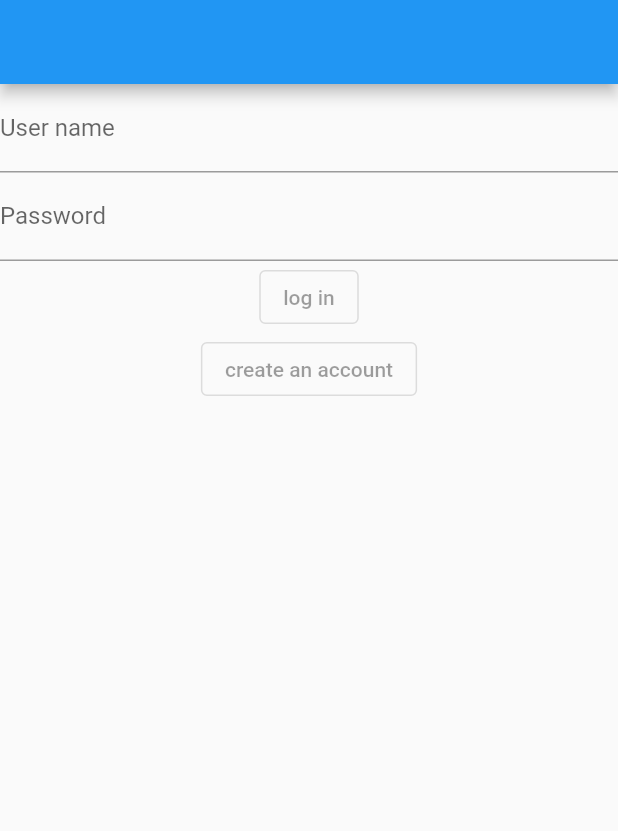
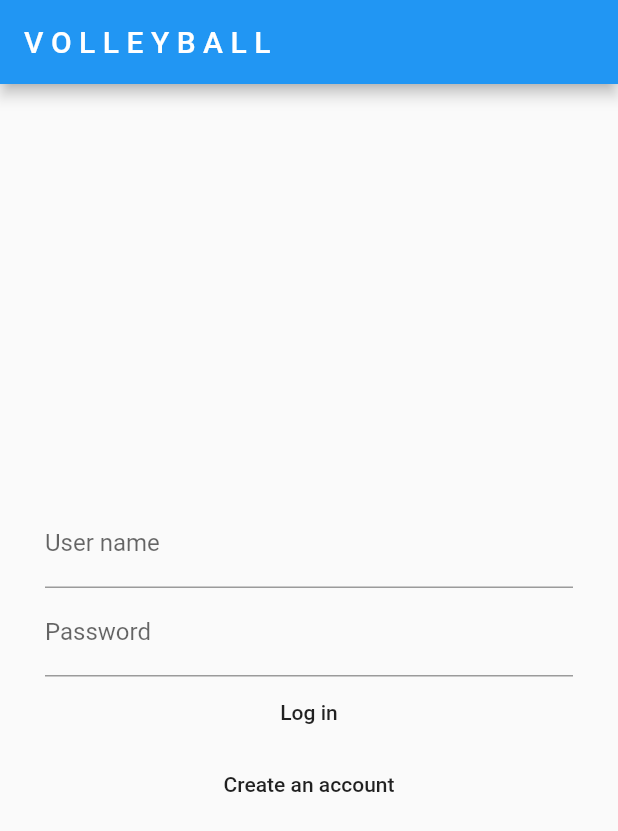
Before and after one commit to 111016032/temp, a Flutter app: the LoginPage screen opened directly, on a phone screen of 412 x 824 dp. Shown: the top 831 px of the screen. Run offline on Flutter 3.47's test engine with Material 2 defaults, Android fonts, the phone set to English and light mode, and no system bars.

Commit message:
create textfield

```diff
--- a/lib/main.dart
+++ b/lib/main.dart
@@ -1,14 +1,14 @@
 import 'package:flutter/material.dart';
 import 'view/login_page.dart';
-void main() =>runApp(const LoginPage());
 
+void main() => runApp(const Home());
 
-class LoginPage extends StatelessWidget{
-  const LoginPage({super.key});
+class Home extends StatelessWidget {
+  const Home({super.key});
 
   @override
   Widget build(BuildContext context) {
-    return const MaterialApp(
+    return MaterialApp(
       home: LoginPage(),
     );
   }
--- a/lib/view/login_page.dart
+++ b/lib/view/login_page.dart
@@ -1,17 +1,31 @@
 import 'package:flutter/material.dart';
+import 'package:pp/view/page.dart';
 
-class LoginPage extends StatelessWidget {
+class LoginPage extends StatefulWidget {
   const LoginPage({super.key});
 
   @override
+  State<LoginPage> createState() => _LoginPageState();
+}
+
+class _LoginPageState extends State<LoginPage> {
+  @override
   Widget build(BuildContext context) {
-    return  Scaffold(
+    return Scaffold(
       appBar: AppBar(
-          title: const Text(''),
+        title: const Text('V O L L E Y B A L L'),
       ),
-        body: const Column(
+      body: Center(
+        child: Padding(
+          padding: const EdgeInsets.symmetric(horizontal: 30.0),
+          child: Column(
+            mainAxisAlignment: MainAxisAlignment.center,
+            crossAxisAlignment: CrossAxisAlignment.stretch,
             children: [
               TextField(
+                onChanged: (value){
+                  print(value);
+                },
                 decoration: InputDecoration(
                   labelText: 'User name',
                 ),
@@ -22,16 +36,57 @@ class LoginPage extends StatelessWidget {
                   labelText: 'Password',
                 ),
               ),
-          OutlinedButton(
-              onPressed: null,
-              child: Text('log in'),
+
+              MaterialButton(
+                onPressed:(){},
+                child: Text('Log in'),
               ),
-          OutlinedButton(onPressed: null,
-              child: Text('create an account')
+
+              MaterialButton(
+                  onPressed: (){},
+                child: Text('Create an account'),
+              ),
+              //OutlinedButton(onPressed: () {}, child: Text('create an account')),
+
+            ],
+          ),
+        ),
+      ),
+    );
+  }
+}
+
+class RegisterPage extends StatelessWidget{
+  const RegisterPage({super.key});
+
+  @override
+  Widget build(BuildContext context){
+    return Scaffold(
+      appBar: AppBar(
+        title: Text(''),
+      ),
+      body: Center(
+        child: Column(
+          children:[
+            TextField(
+              decoration: InputDecoration(
+                labelText: 'Name',
+              ),
+            ),
+            TextField(
+              decoration: InputDecoration(
+                labelText: 'Account number',
+              ),
+            ),
+            TextField(
+              decoration: InputDecoration(
+                labelText: 'Password',
+              ),
             ),
           ]
+
+        )
       ),
     );
-
   }
 }
```
Also changed, not shown: lib/view/page.dart (added, +9 -0 lines), lib/view/register_page.dart (added), 1 other file. Lines whose indentation alone changed are shown as unchanged.
